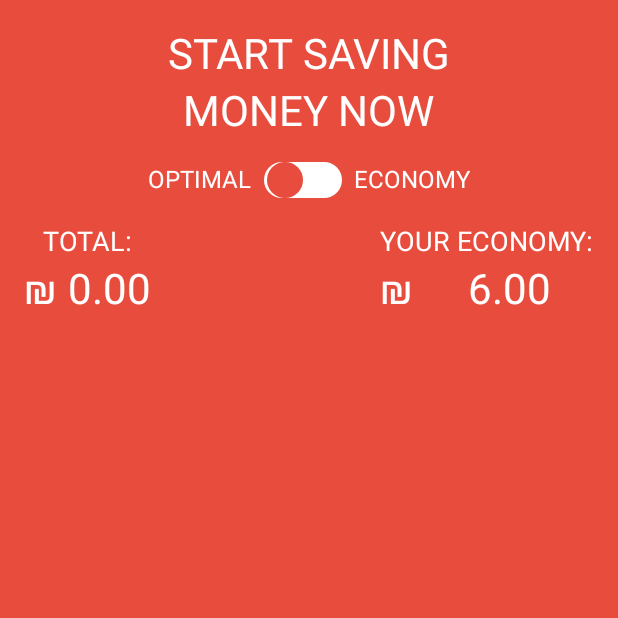
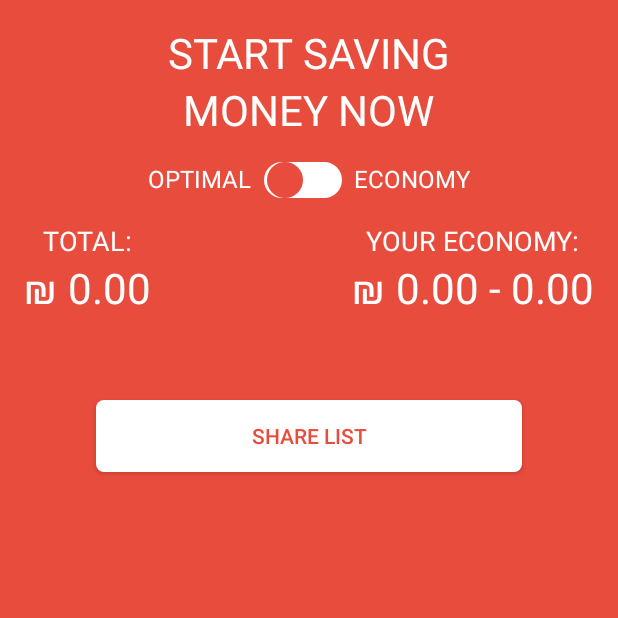
Before and after one commit to mkashuba/easyshop-master, an Android app: the fragment ShoppingCardFragment shown on its own in the app's theme, on a phone screen of 412 x 824 dp, the top half of it. Run offline under Robolectric (Android 15) with nearby library versions, the phone set to English and light mode, and no system bars; libraries missing offline, so code that uses them is left out: com.h6ah4i.android; 8 statements that could not run were skipped.

Commit message:
add calculator economy mode

```diff
--- a/app/src/main/java/com/maxim/easyshop/ui/shopping_card/ShoppingCardFragment.java
+++ b/app/src/main/java/com/maxim/easyshop/ui/shopping_card/ShoppingCardFragment.java
@@ -10,6 +10,7 @@ import android.support.v7.widget.SimpleItemAnimator;
 import android.view.LayoutInflater;
 import android.view.View;
 import android.view.ViewGroup;
+import android.widget.Switch;
 import android.widget.TextView;
 
 import com.h6ah4i.android.widget.advrecyclerview.expandable.RecyclerViewExpandableItemManager;
@@ -18,21 +19,17 @@ import com.maxim.easyshop.model.Calculator;
 import com.maxim.easyshop.model.ShoppingListSingletone;
 import com.maxim.easyshop.ui.shopping_card.shopping_card_list.ExpandebleAdapter;
 
-import java.util.Collections;
 
-
-/**
- * A simple {@link Fragment} subclass.
- */
 public class ShoppingCardFragment extends Fragment {
 
-    private TextView total;
-
+    private TextView total, yourEconomy;
+    private Switch switcher;
+    private RecyclerView recyclerView;
+    private RecyclerViewExpandableItemManager expMgr;
 
     public ShoppingCardFragment() {
         // Required empty public constructor
     }
-
 
     @Override
     public View onCreateView(LayoutInflater inflater, ViewGroup container,
@@ -41,11 +38,38 @@ public class ShoppingCardFragment extends Fragment {
         ((AppCompatActivity) getActivity()).getSupportActionBar().setTitle("SHOPPING CARD");
 
         total = view.findViewById(R.id.total_numb_txt);
+        yourEconomy = view.findViewById(R.id.your_economy_numb_txt);
+        switcher = view.findViewById(R.id.switch1);
 
-        RecyclerView recyclerView = view.findViewById(R.id.recycler_view);
-        RecyclerViewExpandableItemManager expMgr = new RecyclerViewExpandableItemManager(null);
+        switcher.setOnClickListener(new View.OnClickListener() {
+            @Override
+            public void onClick(View v) {
+                if(switcher.isChecked()){
+                    expMgr = new RecyclerViewExpandableItemManager(null);
+                    recyclerView.setLayoutManager(new LinearLayoutManager(getContext()));
+                    recyclerView.setAdapter(expMgr.createWrappedAdapter(new ExpandebleAdapter(true)));
+                    // NOTE: need to disable change animations to ripple effect work properly
+                    ((SimpleItemAnimator) recyclerView.getItemAnimator()).setSupportsChangeAnimations(false);
+                    expMgr.expandAll();
+                    expMgr.attachRecyclerView(recyclerView);
+
+                } else {
+                    expMgr = new RecyclerViewExpandableItemManager(null);
+                    recyclerView.setLayoutManager(new LinearLayoutManager(getContext()));
+                    recyclerView.setAdapter(expMgr.createWrappedAdapter(new ExpandebleAdapter(false)));
+                    // NOTE: need to disable change animations to ripple effect work properly
+                    ((SimpleItemAnimator) recyclerView.getItemAnimator()).setSupportsChangeAnimations(false);
+                    expMgr.expandAll();
+                    expMgr.attachRecyclerView(recyclerView);
+
+                }
+            }
+        });
+
+        recyclerView = view.findViewById(R.id.recycler_view);
+        expMgr = new RecyclerViewExpandableItemManager(null);
         recyclerView.setLayoutManager(new LinearLayoutManager(getContext()));
-        recyclerView.setAdapter(expMgr.createWrappedAdapter(new ExpandebleAdapter()));
+        recyclerView.setAdapter(expMgr.createWrappedAdapter(new ExpandebleAdapter(false)));
         // NOTE: need to disable change animations to ripple effect work properly
         ((SimpleItemAnimator) recyclerView.getItemAnimator()).setSupportsChangeAnimations(false);
         expMgr.expandAll();
@@ -55,6 +79,10 @@ public class ShoppingCardFragment extends Fragment {
         String s = String.format("%.2f", res);
         total.setText(s);
 
+        double minEcomon = Calculator.calculateOptimalMode(ShoppingListSingletone.getInstance().getShoppingList()).get(1).getTotalCoast() - res;
+        double maxEconom = Calculator.calculateOptimalMode(ShoppingListSingletone.getInstance().getShoppingList()).get(3).getTotalCoast() - res;
+        String resEconomy = String.format("%.2f" + " - " + "%.2f", minEcomon, maxEconom);
+        yourEconomy.setText(resEconomy);
         return view;
     }
 
--- a/app/src/main/java/com/maxim/easyshop/ui/shopping_card/shopping_card_list/GroupItem.java
+++ b/app/src/main/java/com/maxim/easyshop/ui/shopping_card/shopping_card_list/GroupItem.java
@@ -12,6 +12,5 @@ public class GroupItem extends BaseItem {
         super(text, id);
         children = new ArrayList<>();
         this.totalCoast = totalCoast;
-
     }
 }
--- a/app/src/main/java/com/maxim/easyshop/ui/shopping_card/shopping_card_list/GroupViewHolder.java
+++ b/app/src/main/java/com/maxim/easyshop/ui/shopping_card/shopping_card_list/GroupViewHolder.java
@@ -2,6 +2,7 @@ package com.maxim.easyshop.ui.shopping_card.shopping_card_list;
 
 import android.support.annotation.NonNull;
 import android.view.View;
+import android.widget.ImageView;
 import android.widget.TextView;
 
 import com.maxim.easyshop.R;
@@ -9,8 +10,10 @@ import com.maxim.easyshop.R;
 
 public class GroupViewHolder extends BaseViewHolder {
     TextView totalCoast;
+    ImageView imgShop;
     public GroupViewHolder(@NonNull View itemView) {
         super(itemView);
         totalCoast = itemView.findViewById(R.id.total_coast);
+        imgShop = itemView.findViewById(R.id.img_shop);
     }
 }
--- a/app/src/main/res/layout/fragment_shopping_card.xml
+++ b/app/src/main/res/layout/fragment_shopping_card.xml
@@ -119,7 +119,7 @@
                 android:layout_width="wrap_content"
                 android:layout_height="wrap_content"
                 android:layout_marginStart="8dp"
-                android:text="246.00"
+                android:text="0.00"
                 android:textColor="@color/colorWhite"
                 android:textSize="28sp"
                 app:layout_constraintEnd_toEndOf="parent"
@@ -163,7 +163,7 @@
                 android:layout_width="wrap_content"
                 android:layout_height="wrap_content"
                 android:layout_marginStart="8dp"
-                android:text="6.00"
+                android:text="0.00"
                 android:textColor="@color/colorWhite"
                 android:textSize="28sp"
                 app:layout_constraintEnd_toEndOf="parent"
@@ -193,7 +193,6 @@
             android:id="@+id/container"
             android:layout_width="match_parent"
             android:layout_height="wrap_content"
-            app:layout_constraintBottom_toBottomOf="parent"
             app:layout_constraintEnd_toEndOf="parent"
             app:layout_constraintStart_toStartOf="parent"
             app:layout_constraintTop_toBottomOf="@id/container_total">
@@ -207,6 +206,21 @@
 
         </android.support.constraint.ConstraintLayout>
 
+        <Button
+            android:id="@+id/create_btn"
+            android:layout_width="0dp"
+            android:layout_height="wrap_content"
+            android:layout_marginStart="64dp"
+            android:layout_marginTop="32dp"
+            android:layout_marginEnd="64dp"
+            android:layout_marginBottom="24dp"
+            android:background="@drawable/button"
+            android:text="SHARE LIST"
+            android:textColor="@color/colorRed"
+            app:layout_constraintBottom_toBottomOf="parent"
+            app:layout_constraintEnd_toEndOf="parent"
+            app:layout_constraintStart_toStartOf="parent"
+            app:layout_constraintTop_toBottomOf="@+id/container" />
 
     </android.support.constraint.ConstraintLayout>
 
```
Also changed, not shown: app/src/main/java/com/maxim/easyshop/model/Calculator.java (+48 -6 lines), app/src/main/java/com/maxim/easyshop/model/EconomyObj.java (added, +42 -0 lines), app/src/main/java/com/maxim/easyshop/ui/shopping_card/shopping_card_list/ExpandebleAdapter.java (+45 -15 lines), app/src/main/res/layout/list_group_item_for_expandable.xml (+31 -16 lines).
